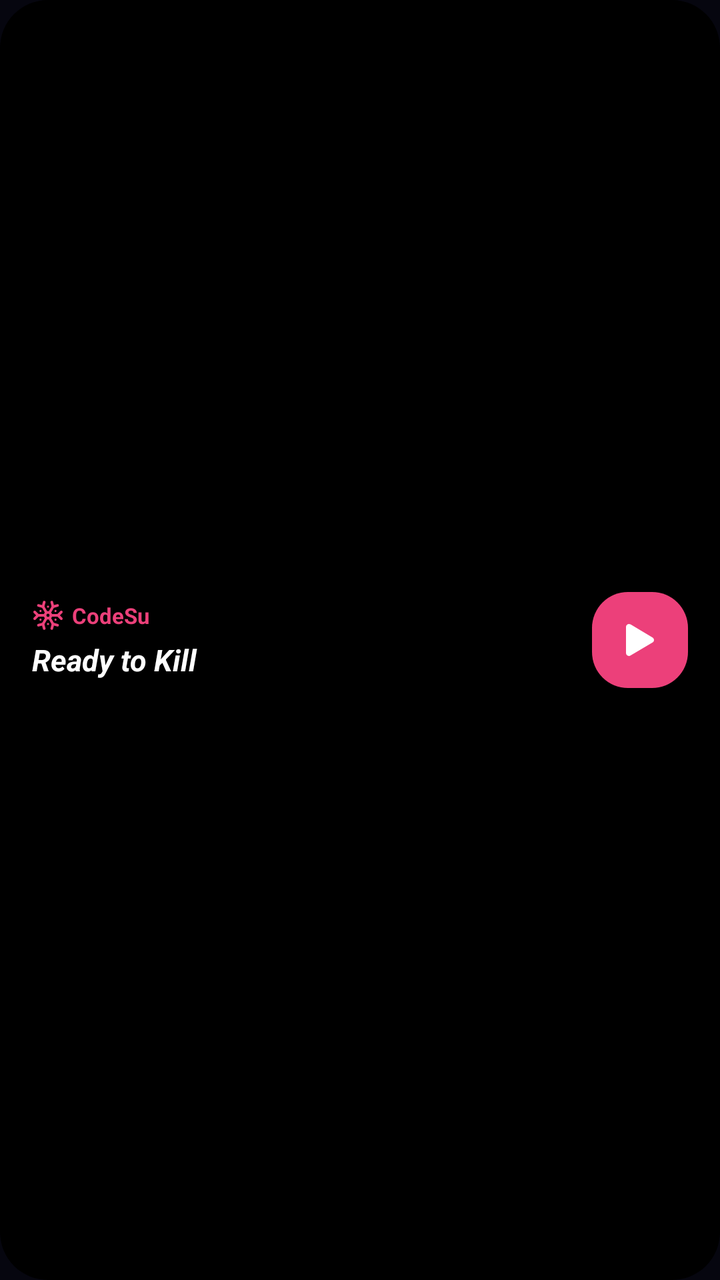
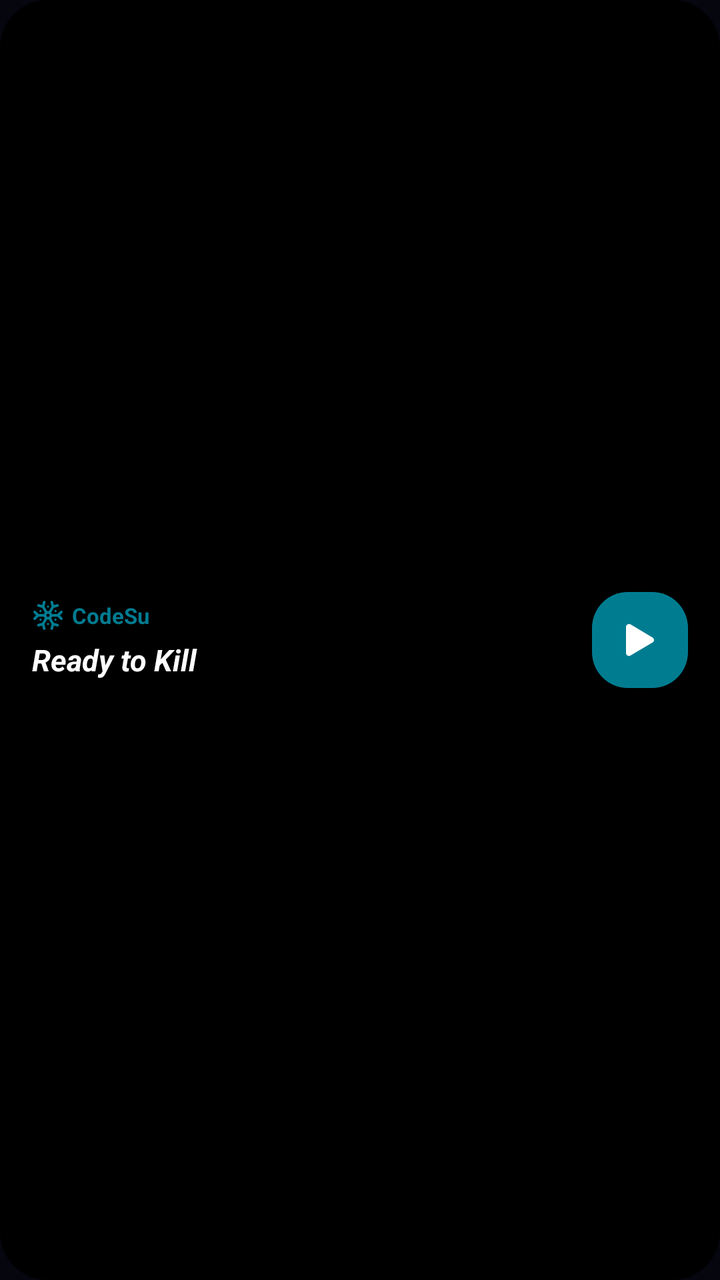

The first picture is an Android layout as it rendered before a commit; the second is the same layout after the commit. The layout source and the unified diff follow.
<!-- AndroidManifest.xml: another module's application theme Theme.CodeHub -->
<!-- res/layout/widget_kill_apps.xml -->
<?xml version="1.0" encoding="utf-8"?>
<RelativeLayout xmlns:android="http://schemas.android.com/apk/res/android"
    android:id="@+id/widget_container"
    android:layout_width="match_parent"
    android:layout_height="match_parent"
    android:background="@drawable/bg_widget_card"
    android:layoutDirection="ltr"
    android:padding="16dp">

    <LinearLayout
        android:layout_width="wrap_content"
        android:layout_height="wrap_content"
        android:layout_alignParentLeft="true"
        android:layout_centerVertical="true"
        android:layout_toStartOf="@id/btn_kill_action"
        android:orientation="vertical">

        <LinearLayout
            android:layout_width="wrap_content"
            android:layout_height="wrap_content"
            android:gravity="center_vertical"
            android:orientation="horizontal">

            <ImageView
                android:layout_width="16dp"
                android:layout_height="16dp"
                android:src="@drawable/ic_snow_purple" />

            <TextView
                android:layout_width="wrap_content"
                android:layout_height="wrap_content"
                android:layout_marginLeft="4dp"
                android:text="CodeSu"
                android:textColor="@color/purple_400"
                android:textSize="11sp"
                android:textStyle="bold" />
        </LinearLayout>

        <TextView
            android:id="@+id/widget_status_text"
            android:layout_width="wrap_content"
            android:layout_height="wrap_content"
            android:layout_marginTop="4dp"
            android:text="Ready to Kill"
            android:textColor="#FFFFFF"
            android:textSize="15sp"
            android:textStyle="bold|italic" />
    </LinearLayout>

    <FrameLayout
        android:id="@+id/btn_kill_action"
        android:layout_width="48dp"
        android:layout_height="48dp"
        android:layout_alignParentRight="true"
        android:layout_centerVertical="true"
        android:background="@drawable/bg_action_button"
        android:clickable="true"
        android:focusable="true">

        <ImageView
            android:id="@+id/widget_run_icon"
            android:layout_width="16dp"
            android:layout_height="16dp"
            android:layout_gravity="center"
            android:src="@drawable/codesu_ic_play"
            android:visibility="visible" />

        <ImageView
            android:id="@+id/widget_success_icon"
            android:layout_width="24dp"
            android:layout_height="24dp"
            android:layout_gravity="center"
            android:src="@drawable/ic_success"
            android:visibility="gone" />

        <ImageView
            android:id="@+id/widget_fail_icon"
            android:layout_width="24dp"
            android:layout_height="24dp"
            android:layout_gravity="center"
            android:src="@drawable/ic_fail"
            android:visibility="gone" />

        <ProgressBar
            android:id="@+id/widget_progress"
            style="?android:attr/progressBarStyleSmall"
            android:layout_width="24dp"
            android:layout_height="24dp"
            android:layout_gravity="center"
            android:indeterminate="true"
            android:indeterminateTint="#FFFFFF"
            android:visibility="gone" />
    </FrameLayout>

</RelativeLayout>
<!-- resources referenced by this layout -->
<resources>
  <color name="purple_400">#EC407A</color>
  <!-- drawable bg_action_button (drawable) -->
  <?xml version="1.0" encoding="utf-8"?>
  <ripple xmlns:android="http://schemas.android.com/apk/res/android"
      android:color="#40FFFFFF">
      <item>
          <shape android:shape="rectangle">
              <corners android:radius="18dp" />
              <solid android:color="@color/purple_400" />
          </shape>
      </item>
  </ripple>
  <!-- drawable bg_widget_card (drawable) -->
  <?xml version="1.0" encoding="utf-8"?>
  <shape xmlns:android="http://schemas.android.com/apk/res/android"
      android:shape="rectangle">
      <corners android:radius="24dp" />
      <solid android:color="#000000" />
  </shape>
  <!-- drawable codesu_ic_play (drawable) -->
  <?xml version="1.0" encoding="utf-8"?>
  <vector xmlns:android="http://schemas.android.com/apk/res/android"
      android:width="21dp"
      android:height="24dp"
      android:viewportWidth="448"
      android:viewportHeight="512">
      <path
          android:fillColor="@color/white"
          android:pathData="M424.4 214.7L72.4 6.6C43.8-10.3 0 6.1 0 47.9V464c0 37.5 40.7 60.1 72.4 41.3l352-208c31.4-18.5 31.5-64.1 0-82.6z"
          />
  </vector>
  <!-- drawable ic_fail (drawable) -->
  <vector xmlns:android="http://schemas.android.com/apk/res/android"
      android:width="24dp"
      android:height="24dp"
      android:viewportWidth="24"
      android:viewportHeight="24">
      <path
          android:fillColor="#FFFFFF"
          android:pathData="M13 2.03V4.05C17.39 4.59 20.5 8.58 19.96 12.97C19.5 16.61 16.64 19.5 13 19.93V21.93C18.5 21.38 22.5 16.5 21.95 11C21.5 6.25 17.73 2.5 13 2.03M11 2.06C9.05 2.25 7.19 3 5.67 4.26L7.1 5.74C8.22 4.84 9.57 4.26 11 4.06V2.06M4.26 5.67C3 7.19 2.25 9.04 2.05 11H4.05C4.24 9.58 4.8 8.23 5.69 7.1L4.26 5.67M2.06 13C2.26 14.96 3.03 16.81 4.27 18.33L5.69 16.9C4.81 15.77 4.24 14.42 4.06 13H2.06M7.1 18.37L5.67 19.74C7.18 21 9.04 21.79 11 22V20C9.58 19.82 8.23 19.25 7.1 18.37M14.59 8L12 10.59L9.41 8L8 9.41L10.59 12L8 14.59L9.41 16L12 13.41L14.59 16L16 14.59L13.41 12L16 9.41L14.59 8Z" />
  </vector>
  <!-- drawable ic_snow_purple: vector/xml drawable (drawable, 5318 chars, omitted) -->
  <!-- drawable ic_success (drawable) -->
  <vector xmlns:android="http://schemas.android.com/apk/res/android"
      android:width="24dp"
      android:height="24dp"
      android:viewportWidth="24"
      android:viewportHeight="24">
      <path
          android:fillColor="#FFFFFF"
          android:pathData="M13,2.03V2.05L13,4.05C17.39,4.59 20.5,8.58 19.96,12.97C19.5,16.61 16.64,19.5 13,19.93V21.93C18.5,21.38 22.5,16.5 21.95,11C21.5,6.25 17.73,2.5 13,2.03M11,2.06C9.05,2.25 7.19,3 5.67,4.26L7.1,5.74C8.22,4.84 9.57,4.26 11,4.06V2.06M4.26,5.67C3,7.19 2.25,9.04 2.05,11H4.05C4.24,9.58 4.8,8.23 5.69,7.1L4.26,5.67M15.5,8.5L10.62,13.38L8.5,11.26L7.44,12.32L10.62,15.5L16.56,9.56L15.5,8.5M2.06,13C2.26,14.96 3.03,16.81 4.27,18.33L5.69,16.9C4.81,15.77 4.24,14.42 4.06,13H2.06M7.1,18.37L5.67,19.74C7.18,21 9.04,21.79 11,22V20C9.58,19.82 8.23,19.25 7.1,18.37Z" />
  </vector>
  <style name="Theme.CodeHub" parent="android:Theme.Material.NoActionBar">
          <item name="android:colorPrimary">#2f80ed</item>
          <item name="android:colorPrimaryDark">#080810</item>
          <item name="android:colorAccent">#2f80ed</item>
          <item name="android:windowBackground">#080810</item>
          <item name="android:statusBarColor">#080810</item>
          <item name="android:navigationBarColor">#080810</item>
          <item name="android:windowFullscreen">false</item>
          <item name="android:windowTranslucentStatus">false</item>
          <item name="android:windowTranslucentNavigation">false</item>
      </style>
  <color name="white">#FFFFFFFF</color>
</resources>

<!-- the commit's change to res/layout/widget_kill_apps.xml (unified diff, before → after) -->
@@ -31,7 +31,7 @@
                 android:layout_height="wrap_content"
                 android:layout_marginLeft="4dp"
                 android:text="CodeSu"
-                android:textColor="@color/purple_400"
+                android:textColor="@color/codesu_accent"
                 android:textSize="11sp"
                 android:textStyle="bold" />
         </LinearLayout>
<!-- resource entries referenced after the edit -->
@@ -1,6 +1,6 @@
 <!-- resources referenced by this layout -->
 <resources>
-  <color name="purple_400">#EC407A</color>
+  <color name="codesu_accent">#007C91</color>
   <!-- drawable bg_action_button (drawable) -->
   <?xml version="1.0" encoding="utf-8"?>
   <ripple xmlns:android="http://schemas.android.com/apk/res/android"
@@ -8,7 +8,7 @@
       <item>
           <shape android:shape="rectangle">
               <corners android:radius="18dp" />
-              <solid android:color="@color/purple_400" />
+              <solid android:color="@color/codesu_accent" />
           </shape>
       </item>
   </ripple>
@@ -41,7 +41,7 @@
           android:fillColor="#FFFFFF"
           android:pathData="M13 2.03V4.05C17.39 4.59 20.5 8.58 19.96 12.97C19.5 16.61 16.64 19.5 13 19.93V21.93C18.5 21.38 22.5 16.5 21.95 11C21.5 6.25 17.73 2.5 13 2.03M11 2.06C9.05 2.25 7.19 3 5.67 4.26L7.1 5.74C8.22 4.84 9.57 4.26 11 4.06V2.06M4.26 5.67C3 7.19 2.25 9.04 2.05 11H4.05C4.24 9.58 4.8 8.23 5.69 7.1L4.26 5.67M2.06 13C2.26 14.96 3.03 16.81 4.27 18.33L5.69 16.9C4.81 15.77 4.24 14.42 4.06 13H2.06M7.1 18.37L5.67 19.74C7.18 21 9.04 21.79 11 22V20C9.58 19.82 8.23 19.25 7.1 18.37M14.59 8L12 10.59L9.41 8L8 9.41L10.59 12L8 14.59L9.41 16L12 13.41L14.59 16L16 14.59L13.41 12L16 9.41L14.59 8Z" />
   </vector>
-  <!-- drawable ic_snow_purple: vector/xml drawable (drawable, 5318 chars, omitted) -->
+  <!-- drawable ic_snow_purple: vector/xml drawable (drawable, 5375 chars, omitted) -->
   <!-- drawable ic_success (drawable) -->
   <vector xmlns:android="http://schemas.android.com/apk/res/android"
       android:width="24dp"
